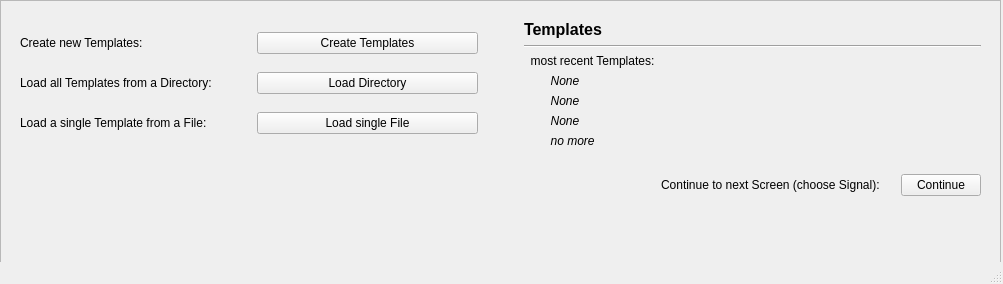
This is template_screen.ui in mdaamKIT/MatchedFilter as Qt 5 draws it before an edit. The edited form follows.
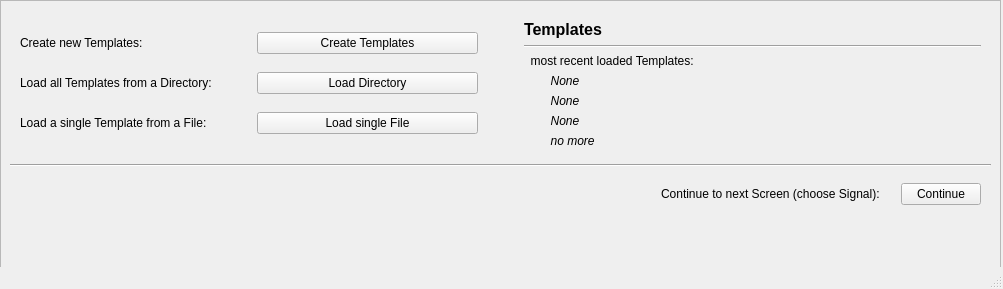
This is the edited form.

Commit message: create templates implemented

The edit to the form file:
```diff
--- a/template_screen.ui
+++ b/template_screen.ui
@@ -7,7 +7,7 @@
     <x>0</x>
     <y>0</y>
     <width>1003</width>
-    <height>284</height>
+    <height>289</height>
    </rect>
   </property>
   <property name="windowTitle">
@@ -161,7 +161,7 @@
              </font>
             </property>
             <property name="text">
-             <string>  most recent Templates:</string>
+             <string>  most recent loaded Templates:</string>
             </property>
            </widget>
           </item>
@@ -217,6 +217,13 @@
         </item>
        </layout>
       </item>
+      <item>
+       <widget class="Line" name="line_continue">
+        <property name="orientation">
+         <enum>Qt::Horizontal</enum>
+        </property>
+       </widget>
+      </item>
       <item>
        <layout class="QHBoxLayout" name="horizontalLayout_continue">
         <property name="leftMargin">
```
The commit also changes 8 other files.
